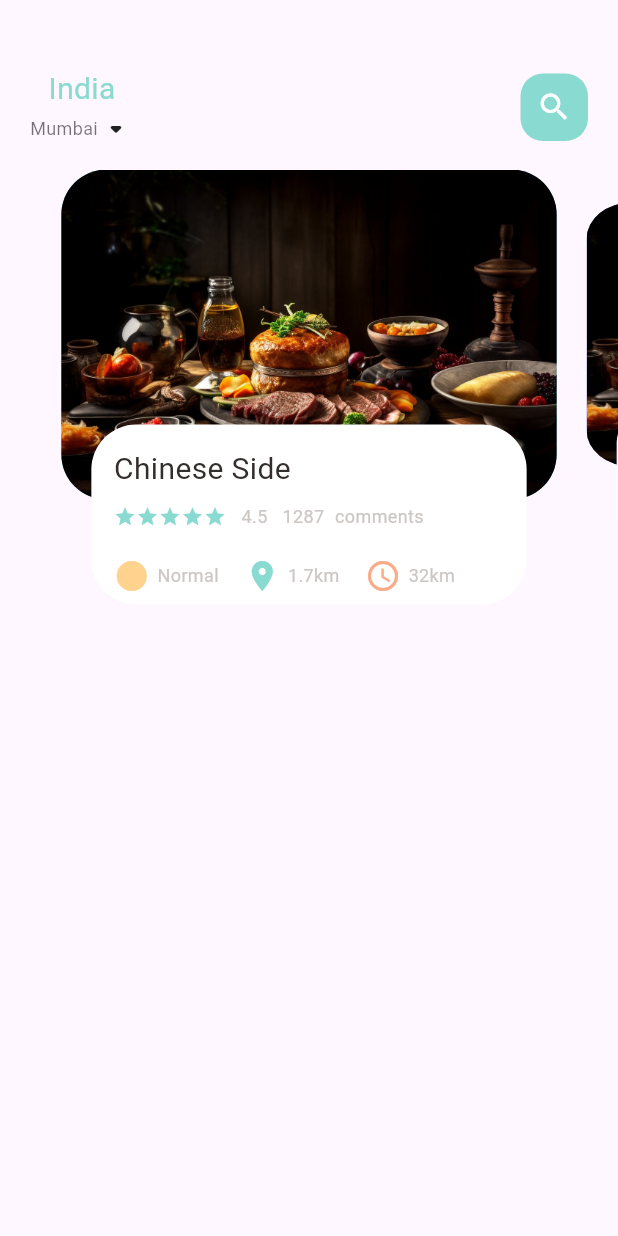
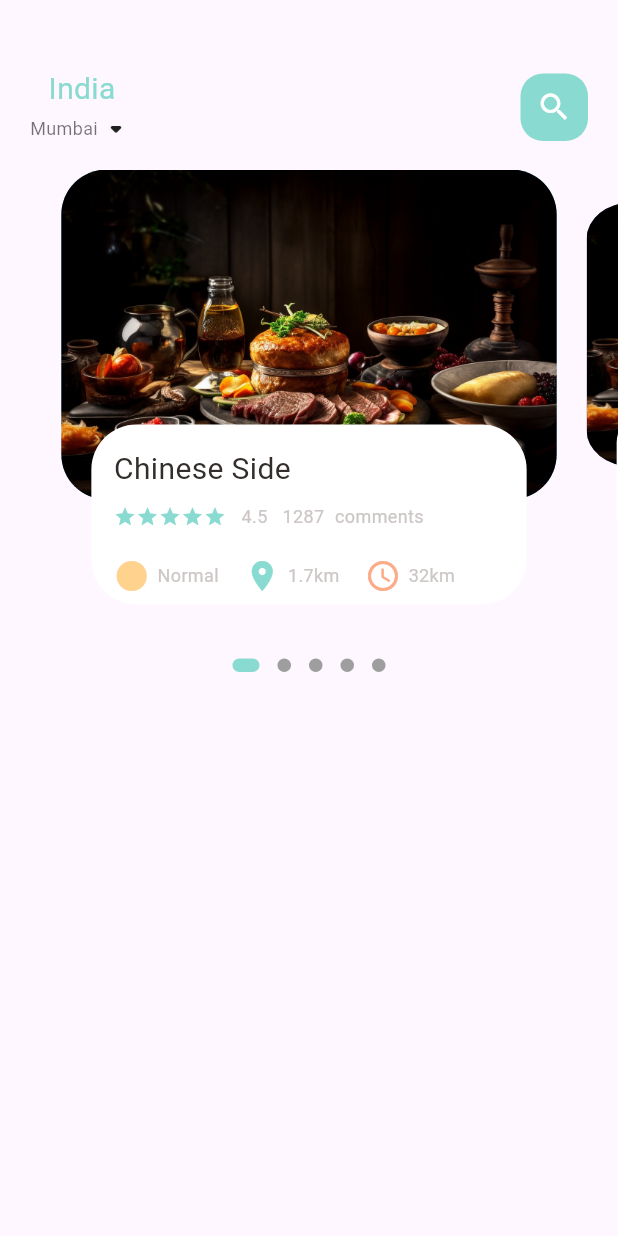
Before and after one commit to ipsitahota/komato, a Flutter app: the screen it shows after launch, on a phone screen of 412 x 824 dp. Run offline on Flutter 3.47's test engine with Material 3 defaults, Android fonts, the phone set to English and light mode, and no system bars; drawn by our look-alikes of dots_indicator.

Commit message:
5th  day completed

```diff
--- a/lib/home/food_page_body.dart
+++ b/lib/home/food_page_body.dart
@@ -1,3 +1,4 @@
+import 'package:dots_indicator/dots_indicator.dart';
 import 'package:flutter/material.dart';
 import 'package:flutter_kitchen/utils/colors.dart';
 import 'package:flutter_kitchen/widgets/big_text.dart';
@@ -16,7 +17,7 @@ class _FoodPageBodyState extends State<FoodPageBody> {
   PageController pageController = PageController(viewportFraction: 0.85);
   var _currPageValue = 0.0;
   double _scaleFactor = 0.8;
-  double _height=220;
+  double _height = 220;
   @override
   void initState() {
     // TODO: implement initState
@@ -28,7 +29,7 @@ class _FoodPageBodyState extends State<FoodPageBody> {
     });
   }
 
-  @override//why override used??
+  @override //why override used??
   void dispose() {
     pageController.dispose();
     super.dispose();
@@ -36,7 +37,9 @@ class _FoodPageBodyState extends State<FoodPageBody> {
 
   @override
   Widget build(BuildContext context) {
-    return Container(
+    return Column(
+      children: [
+        Container(
           // color: Colors.redAccent,
           height: 320,
           child: PageView.builder(
@@ -46,36 +49,54 @@ class _FoodPageBodyState extends State<FoodPageBody> {
                 return _buildPageItem(
                     position); //return the below function operation 5 times
               }),
+        ),
+        DotsIndicator(
+            dotsCount: 5,
+            position: _currPageValue,
+            decorator: DotsDecorator(
+              activeColor: AppColors.mainColor,
+              size: const Size.square(9.0),
+              activeSize: const Size(18.0, 9.0),
+              activeShape: RoundedRectangleBorder(
+                  borderRadius: BorderRadius.circular(5.0)),
+),
+          ),
+      ],
     );
   }
 
   Widget _buildPageItem(int index) {
-
-    Matrix4 matrix =  Matrix4.identity();
+    Matrix4 matrix = Matrix4.identity();
     if (index == _currPageValue.floor()) {
       var currScale = 1 - (_currPageValue - index) * (1 - _scaleFactor);
       var currTrans = _height * (1 - currScale) / 2;
-      matrix = Matrix4.diagonal3Values(1, currScale, 1)..setTranslationRaw(0, currTrans, 0);
+      matrix = Matrix4.diagonal3Values(1, currScale, 1)
+        ..setTranslationRaw(0, currTrans, 0);
     } else if (index == _currPageValue.floor() + 1) {
-      var currScale =_scaleFactor + (_currPageValue - index + 1) * (1 - _scaleFactor);
+      var currScale =
+          _scaleFactor + (_currPageValue - index + 1) * (1 - _scaleFactor);
       var currTrans = _height * (1 - currScale) / 2;
       matrix = Matrix4.diagonal3Values(1, currScale, 1);
-      matrix = Matrix4.diagonal3Values(1, currScale, 1)..setTranslationRaw(0, currTrans, 0);
+      matrix = Matrix4.diagonal3Values(1, currScale, 1)
+        ..setTranslationRaw(0, currTrans, 0);
     } else if (index == _currPageValue.floor() - 1) {
       var currScale = 1 - (_currPageValue - index) * (1 - _scaleFactor);
       var currTrans = _height * (1 - currScale) / 2;
       matrix = Matrix4.diagonal3Values(1, currScale, 1);
-      matrix = Matrix4.diagonal3Values(1, currScale, 1)..setTranslationRaw(0, currTrans, 0);
+      matrix = Matrix4.diagonal3Values(1, currScale, 1)
+        ..setTranslationRaw(0, currTrans, 0);
     } else {
       var currScale = 0.8;
-        matrix = Matrix4.diagonal3Values(1, currScale, 1)..setTranslationRaw(0, _height * (1 - _scaleFactor) / 2, 0);
+      matrix = Matrix4.diagonal3Values(1, currScale, 1)
+        ..setTranslationRaw(0, _height * (1 - _scaleFactor) / 2, 0);
     }
     return Transform(
       transform: matrix,
       child: Stack(
         children: [
           Container(
-          height:220, //if (stack & height) is declared only then height 220,otherwise occupy full space
+            height:
+                220, //if (stack & height) is declared only then height 220,otherwise occupy full space
             margin: EdgeInsets.only(left: 10, right: 10),
             decoration: BoxDecoration(
                 borderRadius: BorderRadius.circular(30),
@@ -151,5 +172,6 @@ class _FoodPageBodyState extends State<FoodPageBody> {
           )
         ],
       ),
-    );}
+    );
   }
+}
--- a/pubspec.yaml
+++ b/pubspec.yaml
@@ -30,7 +30,7 @@ environment:
 dependencies:
   flutter:
     sdk: flutter
-
+  dots_indicator: ^2.1.1
   # The following adds the Cupertino Icons font to your application.
   # Use with the CupertinoIcons class for iOS style icons.
   cupertino_icons: ^1.0.2
```
Also changed, not shown: pubspec.lock. Lines whose indentation alone changed are shown as unchanged.
